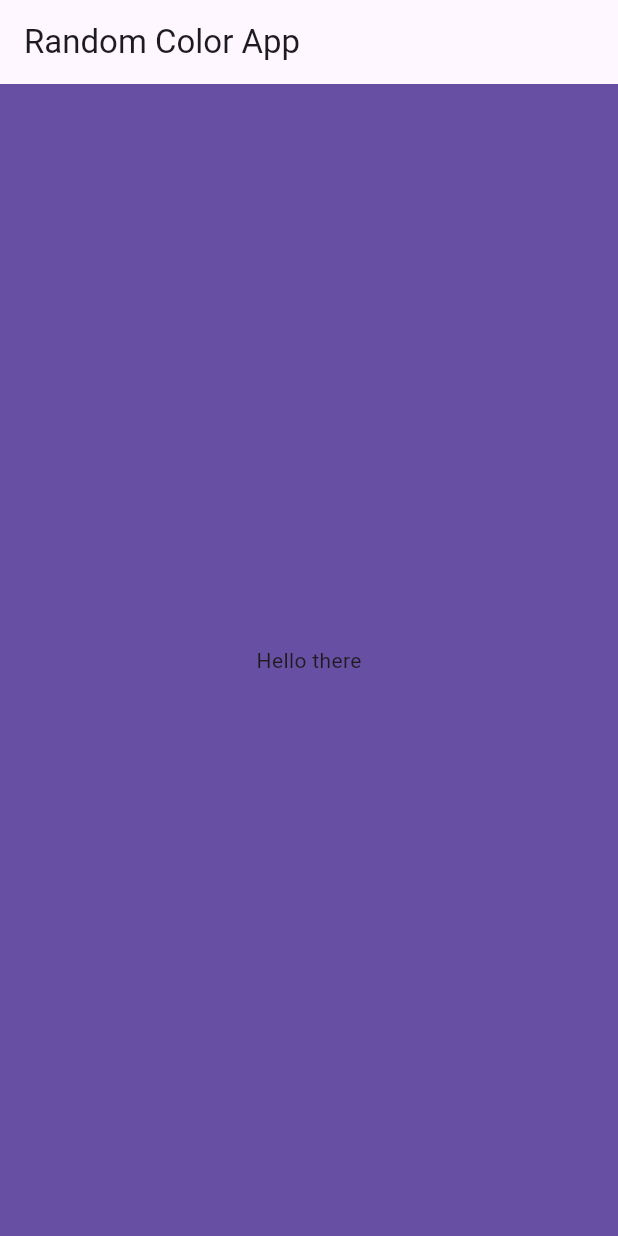
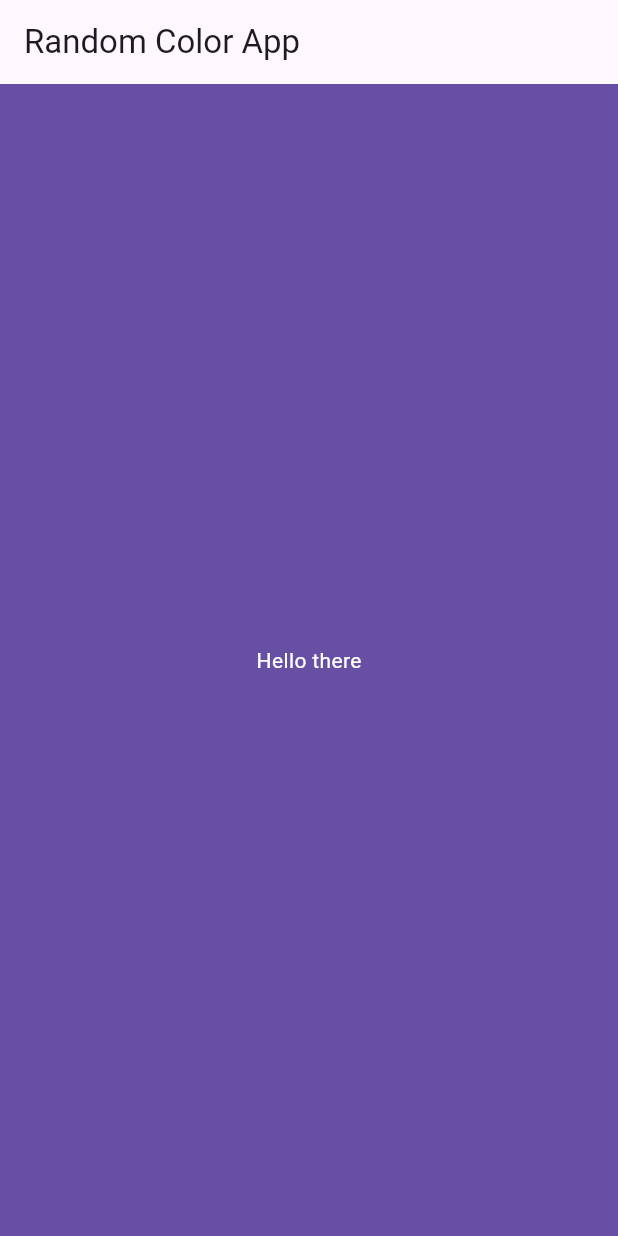
Before and after one commit to Andrew-Bekhiet/random_color_app, a Flutter app: the screen it shows after launch, on a phone screen of 412 x 824 dp. Run offline on Flutter 3.47's test engine with Material 3 defaults, Android fonts, the phone set to English and light mode, and no system bars; our stand-ins replace flutter_riverpod.

Commit message:
feat(home_screen): use onPrimary for text color feat(home_screen): compute contrasting color on primary clor fix(home_screen): force random color on primary color

```diff
--- a/lib/home_screen.dart
+++ b/lib/home_screen.dart
@@ -18,6 +18,40 @@ class HomeScreen extends ConsumerStatefulWidget {
 class _HomeScreenState extends ConsumerState<HomeScreen> {
   final Random _rng = Random();
 
+  @override
+  Widget build(BuildContext context) {
+    final colorScheme = ColorScheme.of(context);
+    final primaryColor = colorScheme.primary;
+
+    return Scaffold(
+      appBar: AppBar(title: const Text('Random Color App')),
+      body: GestureDetector(
+        onTap: () {
+          final themeNotifier = ref.read(themeNotifierProvider);
+
+          final newRandomColor = _getNewRandomColor();
+
+          themeNotifier.currentTheme = ThemeData.from(
+            colorScheme: ColorScheme.fromSeed(
+              seedColor: newRandomColor,
+              primary: newRandomColor,
+              onPrimary: _onColor(newRandomColor),
+            ),
+          );
+        },
+        child: ColoredBox(
+          color: primaryColor,
+          child: Center(
+            child: Text(
+              'Hello there',
+              style: TextStyle(color: colorScheme.onPrimary),
+            ),
+          ),
+        ),
+      ),
+    );
+  }
+
   Color _getNewRandomColor() {
     final newColorValue = _rng.nextInt(0xffffff); // max 16777216 colors
 
@@ -26,23 +60,11 @@ class _HomeScreenState extends ConsumerState<HomeScreen> {
     return Color(newColorValue).withValues(alpha: 1);
   }
 
-  @override
-  Widget build(BuildContext context) {
-    return Scaffold(
-      appBar: AppBar(title: const Text('Random Color App')),
-      body: GestureDetector(
-        onTap: () {
-          final themeNotifier = ref.read(themeNotifierProvider);
+  Color _onColor(Color newRandomColor) {
+    const luminanceBreakpoint = 0.55;
 
-          themeNotifier.currentTheme = ThemeData.from(
-            colorScheme: ColorScheme.fromSeed(seedColor: _getNewRandomColor()),
-          );
-        },
-        child: ColoredBox(
-          color: ColorScheme.of(context).primary,
-          child: const Center(child: Text('Hello there')),
-        ),
-      ),
-    );
+    return newRandomColor.computeLuminance() > luminanceBreakpoint
+        ? Colors.black
+        : Colors.white;
   }
 }
```
